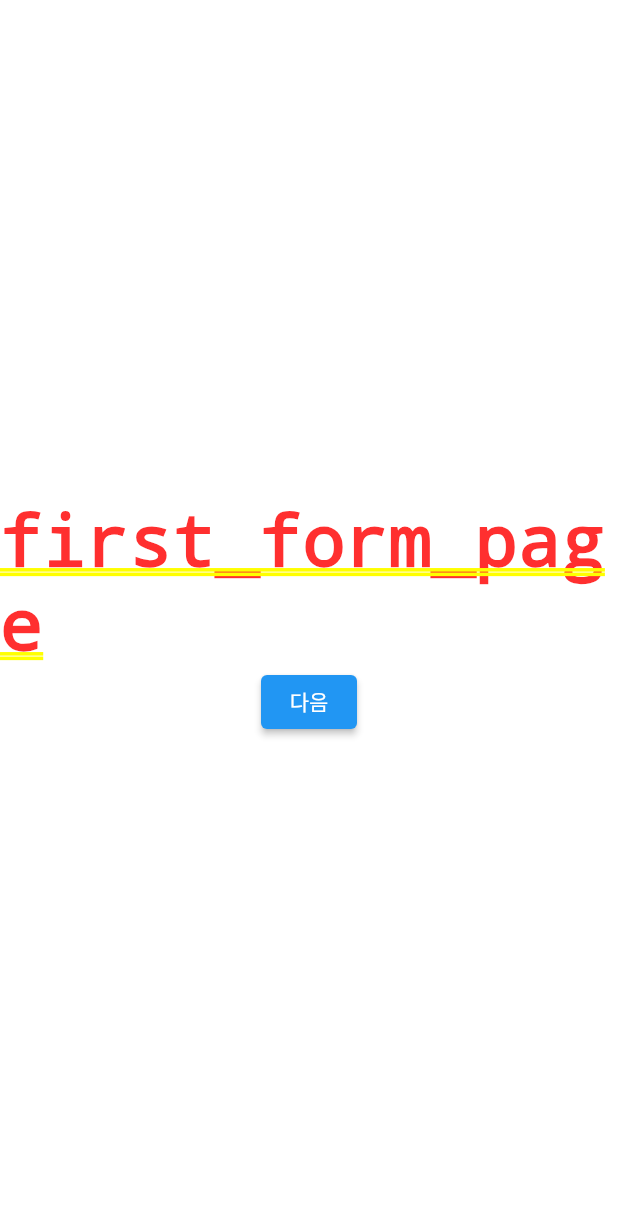
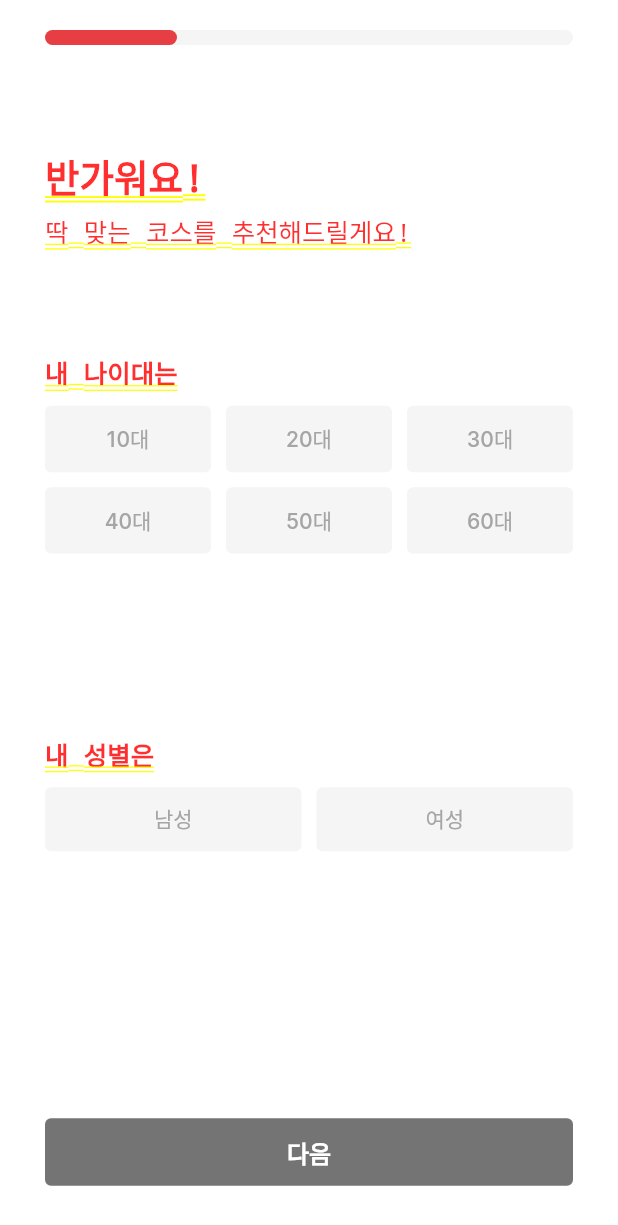
Before and after one commit to TraviTago/tago-app, a Flutter app: the screen it shows after launch, on a phone screen of 412 x 824 dp. Shown: the top 1225 px of the screen. Run offline on Flutter 3.47's test engine with Material 2 defaults, Android fonts, the phone set to English and light mode, and no system bars; our stand-ins replace flutter_riverpod, go_router.

Commit message:
feat: 첫번 째 입력화면 구현 (#4)

```diff
--- a/lib/common/const/colors.dart
+++ b/lib/common/const/colors.dart
@@ -6,3 +6,5 @@ const PRIMARY_COLOR = Color(0xFFE63E43);
 const BUTTON_BG_COLOR = Color(0xFF747474);
 // 텍스트필드 테두리 색상
 const LABEL_BG_COLOR = Color(0xFFF5F5F5);
+//텍스트 색상
+const LABEL_TEXT_COLOR = Color(0xFFA5A5A5);
--- a/lib/form/view/first_form_screen.dart
+++ b/lib/form/view/first_form_screen.dart
@@ -1,6 +1,9 @@
 import 'package:flutter/material.dart';
 import 'package:go_router/go_router.dart';
+import 'package:tago_app/common/const/colors.dart';
 import 'package:tago_app/common/layout/default_layout.dart';
+import 'package:tago_app/form/component/button_group.dart';
+import 'package:tago_app/form/component/progress_bar.dart';
 
 class FirstFormScreen extends StatelessWidget {
   static String get routeName => 'form1';
@@ -10,16 +13,103 @@ class FirstFormScreen extends StatelessWidget {
   @override
   Widget build(BuildContext context) {
     return DefaultLayout(
-      child: Center(
-        child: Column(
-          mainAxisAlignment: MainAxisAlignment.center,
-          children: [
-            const Text('first_form_page'),
-            ElevatedButton(
-              onPressed: () => context.go('/form2'),
-              child: const Text('다음'),
-            )
-          ],
+      child: SafeArea(
+        top: true,
+        bottom: true,
+        child: Padding(
+          padding: const EdgeInsets.symmetric(horizontal: 30.0, vertical: 20.0),
+          child: Column(
+            mainAxisAlignment: MainAxisAlignment.spaceBetween,
+            crossAxisAlignment: CrossAxisAlignment.start,
+            children: [
+              const ProgressBar(
+                begin_percentage: 0,
+                end_percentage: 0.25,
+              ),
+              const Column(
+                crossAxisAlignment: CrossAxisAlignment.start,
+                children: [
+                  Text(
+                    '반가워요!',
+                    style:
+                        TextStyle(fontSize: 25.0, fontWeight: FontWeight.w800),
+                  ),
+                  SizedBox(
+                    height: 5.0,
+                  ),
+                  Text(
+                    '딱 맞는 코스를 추천해드릴게요!',
+                    style:
+                        TextStyle(fontSize: 17.0, fontWeight: FontWeight.w500),
+                  ),
+                ],
+              ),
+              const Column(
+                crossAxisAlignment: CrossAxisAlignment.start,
+                children: [
+                  Text(
+                    '내 나이대는',
+                    style:
+                        TextStyle(fontSize: 17.0, fontWeight: FontWeight.w800),
+                  ),
+                  SizedBox(
+                    height: 10.0,
+                  ),
+                  SizedBox(
+                    height: 150,
+                    child: ButtonGroup(
+                      buttonCount: 6,
+                      buttonTexts: ['10대', '20대', '30대', '40대', '50대', '60대'],
+                      crossAxisCount: 3,
+                      childAspectRatio: 2.5,
+                    ),
+                  ),
+                ],
+              ),
+              const Column(
+                crossAxisAlignment: CrossAxisAlignment.start,
+                children: [
+                  Text(
+                    '내 성별은',
+                    style:
+                        TextStyle(fontSize: 17.0, fontWeight: FontWeight.w800),
+                  ),
+                  SizedBox(
+                    height: 10.0,
+                  ),
+                  SizedBox(
+                    height: 150,
+                    child: ButtonGroup(
+                      buttonCount: 2,
+                      buttonTexts: ['남성', '여성'],
+                      crossAxisCount: 2,
+                      childAspectRatio: 4,
+                    ),
+                  ),
+                ],
+              ),
+              Padding(
+                padding: const EdgeInsets.only(bottom: 12.0),
+                child: ElevatedButton(
+                  style: ButtonStyle(
+                    minimumSize: MaterialStateProperty.all<Size>(
+                        Size(MediaQuery.of(context).size.width, 45)),
+                    elevation: MaterialStateProperty.all(0),
+                    backgroundColor: MaterialStateProperty.all(BUTTON_BG_COLOR),
+                    foregroundColor: MaterialStateProperty.all(Colors.white),
+                  ),
+                  onPressed: () => context.go('/form2'),
+                  child: const Text(
+                    '다음',
+                    style: TextStyle(
+                        color: Colors.white,
+                        fontWeight: FontWeight.w700,
+                        fontSize: 16.0),
+                  ),
+                ),
+              )
+            ],
+          ),
         ),
       ),
     );
```
